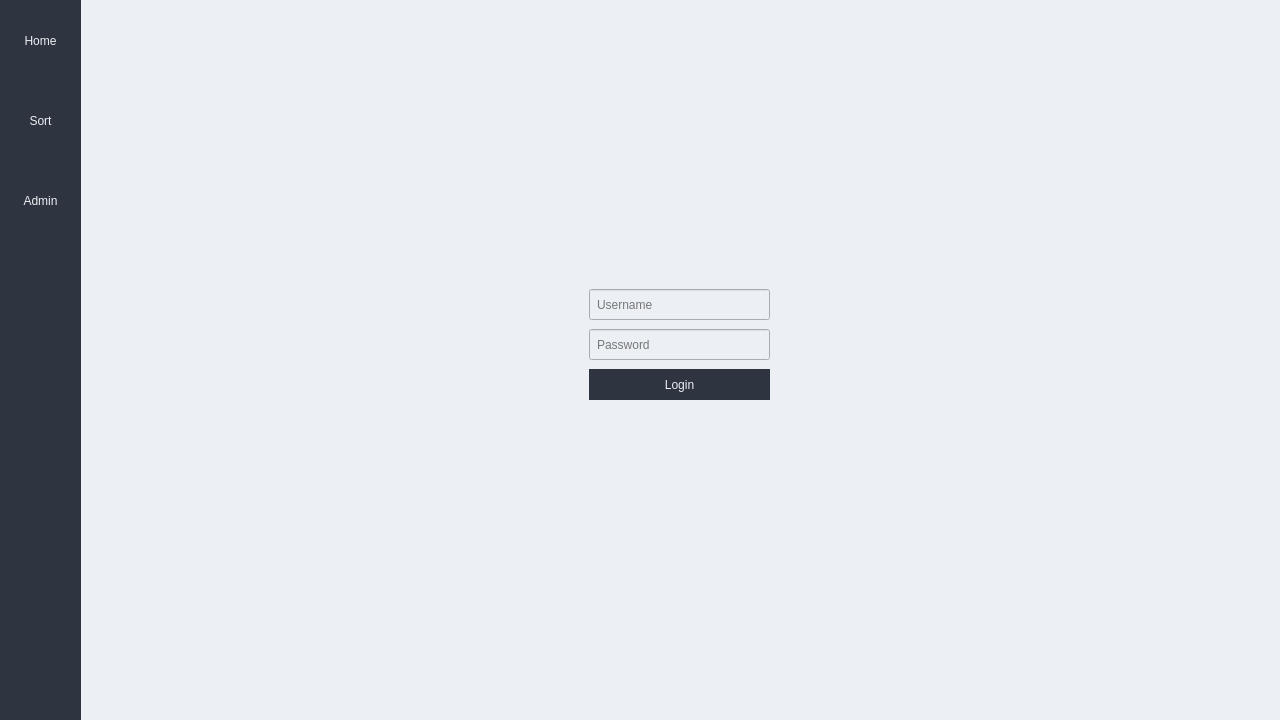
Old version of the form mainwindow.ui in the repository josharaedwards/CS1C-Project-1.
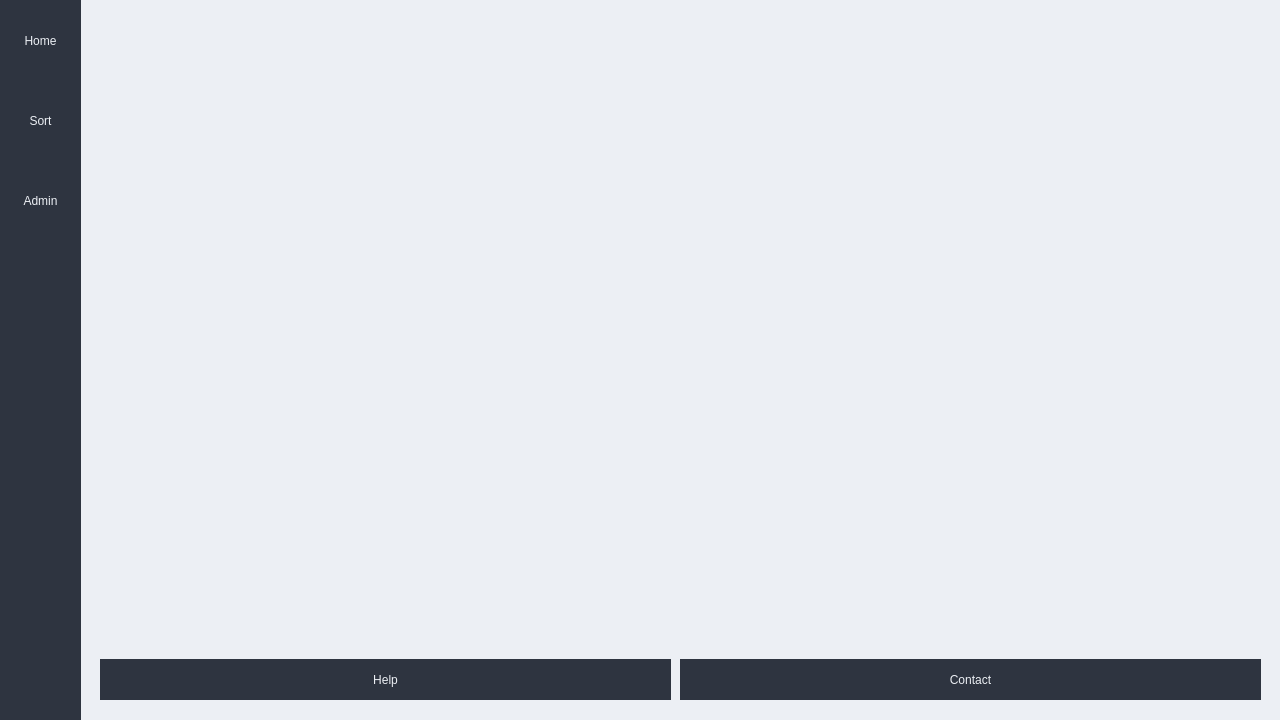
New version of the form.

Commit message: Fix home tab's components can be seen on other tabs

```diff
--- a/mainwindow.ui
+++ b/mainwindow.ui
@@ -216,9 +216,9 @@
      <widget class="QPushButton" name="infoBtn">
       <property name="geometry">
        <rect>
-        <x>0</x>
-        <y>660</y>
-        <width>581</width>
+        <x>10</x>
+        <y>650</y>
+        <width>571</width>
         <height>41</height>
        </rect>
       </property>
@@ -244,8 +244,8 @@
      <widget class="QPushButton" name="contactBtn">
       <property name="geometry">
        <rect>
-        <x>600</x>
-        <y>660</y>
+        <x>590</x>
+        <y>650</y>
         <width>581</width>
         <height>41</height>
        </rect>
@@ -834,6 +834,9 @@
       </property>
      </widget>
     </widget>
+    <zorder>sortContent</zorder>
+    <zorder>adminContent</zorder>
+    <zorder>homeContent</zorder>
    </widget>
   </widget>
  </widget>
```
